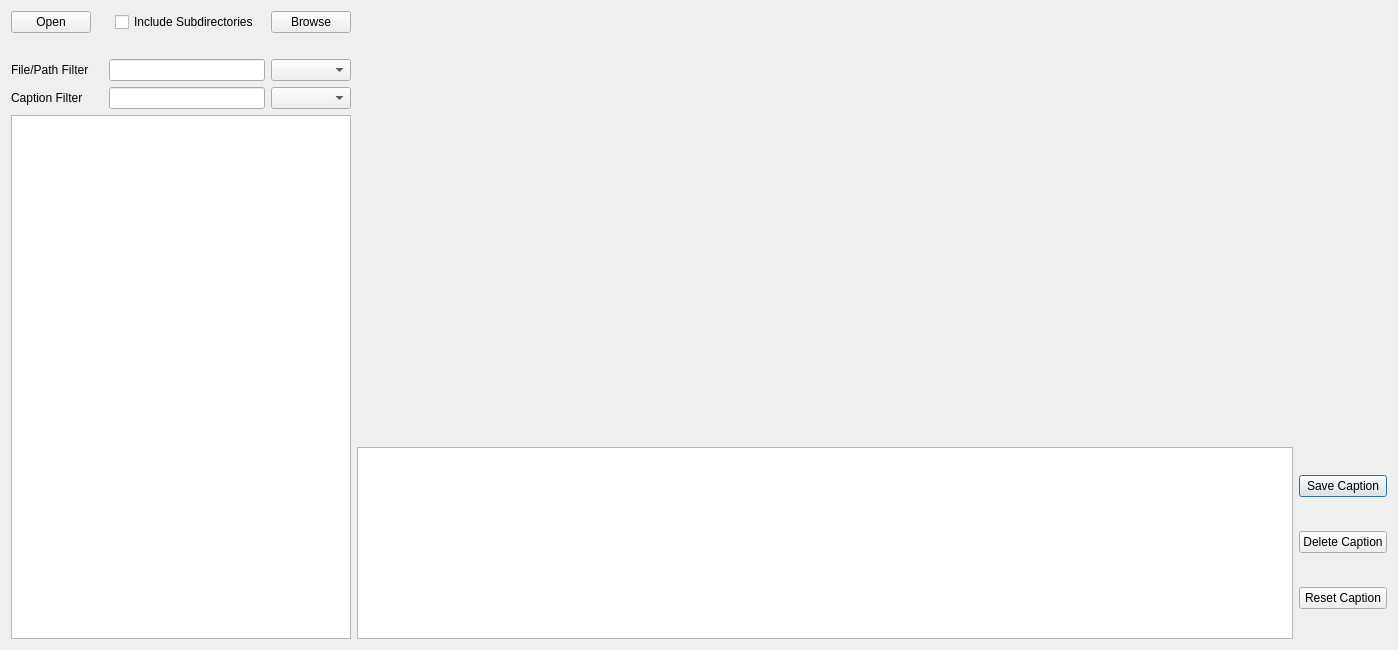
Before: the Qt Designer form modules/ui/views/windows/dataset.ui in HashakGik/OneTrainer, drawn with Qt 5.
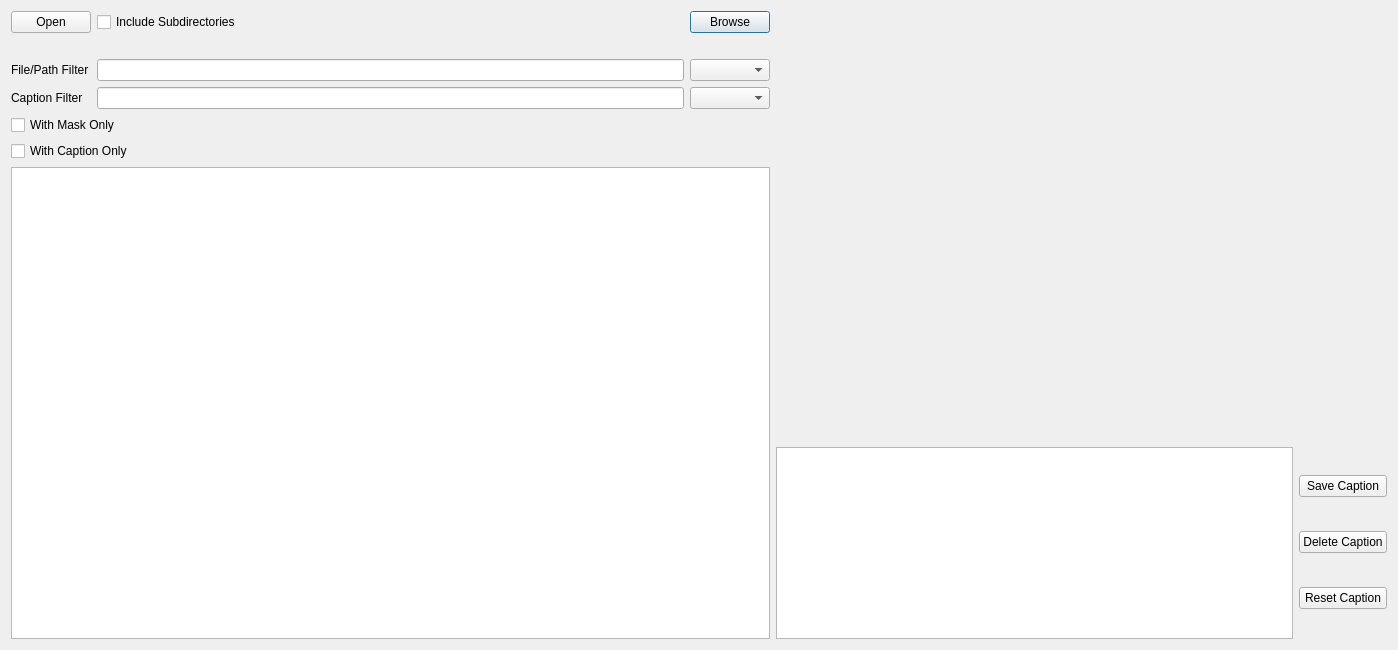
After: the same form once the commit is applied.

Commit message: Added checks for missing captions/masks in Dataset tools.

```diff
--- a/modules/ui/views/windows/dataset.ui
+++ b/modules/ui/views/windows/dataset.ui
@@ -29,34 +29,94 @@
    <bool>true</bool>
   </property>
   <layout class="QGridLayout" name="gridLayout">
-   <item row="8" column="0" rowspan="5" colspan="7">
-    <widget class="QTreeWidget" name="fileTreeWdg">
-     <property name="sizePolicy">
-      <sizepolicy hsizetype="MinimumExpanding" vsizetype="Expanding">
-       <horstretch>0</horstretch>
-       <verstretch>0</verstretch>
-      </sizepolicy>
-     </property>
-     <property name="editTriggers">
-      <set>QAbstractItemView::EditTrigger::CurrentChanged</set>
-     </property>
-     <attribute name="headerVisible">
-      <bool>false</bool>
-     </attribute>
-     <column>
-      <property name="text">
-       <string notr="true">1</string>
-      </property>
-     </column>
-    </widget>
-   </item>
-   <item row="6" column="6">
-    <widget class="QComboBox" name="fileFilterCmb"/>
-   </item>
-   <item row="6" column="3" colspan="3">
+   <item row="6" column="1">
     <widget class="QLineEdit" name="fileFilterLed"/>
    </item>
-   <item row="12" column="7" colspan="6">
+   <item row="7" column="0">
+    <widget class="QLabel" name="label_5">
+     <property name="text">
+      <string>Caption Filter</string>
+     </property>
+    </widget>
+   </item>
+   <item row="14" column="8">
+    <spacer name="horizontalSpacer_3">
+     <property name="orientation">
+      <enum>Qt::Orientation::Horizontal</enum>
+     </property>
+     <property name="sizeHint" stdset="0">
+      <size>
+       <width>40</width>
+       <height>20</height>
+      </size>
+     </property>
+    </spacer>
+   </item>
+   <item row="4" column="1">
+    <widget class="QCheckBox" name="includeSubdirCbx">
+     <property name="toolTip">
+      <string>Include subdirectories when loading images</string>
+     </property>
+     <property name="text">
+      <string>Include Subdirectories</string>
+     </property>
+    </widget>
+   </item>
+   <item row="4" column="2">
+    <widget class="QPushButton" name="browseBtn">
+     <property name="text">
+      <string>Browse</string>
+     </property>
+    </widget>
+   </item>
+   <item row="6" column="2">
+    <widget class="QComboBox" name="fileFilterCmb"/>
+   </item>
+   <item row="4" column="0">
+    <widget class="QPushButton" name="openBtn">
+     <property name="text">
+      <string>Open</string>
+     </property>
+    </widget>
+   </item>
+   <item row="7" column="1">
+    <widget class="QLineEdit" name="captionFilterLed"/>
+   </item>
+   <item row="6" column="0">
+    <widget class="QLabel" name="label_4">
+     <property name="text">
+      <string>File/Path Filter</string>
+     </property>
+    </widget>
+   </item>
+   <item row="4" column="7" rowspan="10" colspan="5">
+    <layout class="QVBoxLayout" name="canvasLay">
+     <item>
+      <spacer name="horizontalSpacer_2">
+       <property name="orientation">
+        <enum>Qt::Orientation::Horizontal</enum>
+       </property>
+       <property name="sizeHint" stdset="0">
+        <size>
+         <width>40</width>
+         <height>20</height>
+        </size>
+       </property>
+      </spacer>
+     </item>
+    </layout>
+   </item>
+   <item row="7" column="2">
+    <widget class="QComboBox" name="captionFilterCmb"/>
+   </item>
+   <item row="8" column="0" colspan="3">
+    <widget class="QCheckBox" name="maskFilterCbx">
+     <property name="text">
+      <string>With Mask Only</string>
+     </property>
+    </widget>
+   </item>
+   <item row="15" column="7" colspan="5">
     <layout class="QHBoxLayout" name="horizontalLayout">
      <item>
       <widget class="QPlainTextEdit" name="captionTed">
@@ -98,17 +158,28 @@
      </item>
     </layout>
    </item>
-   <item row="0" column="6">
-    <widget class="QPushButton" name="browseBtn">
-     <property name="text">
-      <string>Browse</string>
+   <item row="10" column="0" rowspan="6" colspan="3">
+    <widget class="QTreeWidget" name="fileTreeWdg">
+     <property name="sizePolicy">
+      <sizepolicy hsizetype="MinimumExpanding" vsizetype="Expanding">
+       <horstretch>0</horstretch>
+       <verstretch>0</verstretch>
+      </sizepolicy>
      </property>
+     <property name="editTriggers">
+      <set>QAbstractItemView::EditTrigger::CurrentChanged</set>
+     </property>
+     <attribute name="headerVisible">
+      <bool>false</bool>
+     </attribute>
+     <column>
+      <property name="text">
+       <string notr="true">1</string>
+      </property>
+     </column>
     </widget>
    </item>
-   <item row="7" column="6">
-    <widget class="QComboBox" name="captionFilterCmb"/>
-   </item>
-   <item row="5" column="0" colspan="6">
+   <item row="5" column="0" colspan="3">
     <widget class="QLabel" name="numFilesLbl">
      <property name="sizePolicy">
       <sizepolicy hsizetype="Preferred" vsizetype="Fixed">
@@ -121,70 +192,13 @@
      </property>
     </widget>
    </item>
-   <item row="5" column="7" rowspan="7" colspan="6">
-    <layout class="QVBoxLayout" name="canvasLay">
-     <item>
-      <spacer name="horizontalSpacer_2">
-       <property name="orientation">
-        <enum>Qt::Orientation::Horizontal</enum>
-       </property>
-       <property name="sizeHint" stdset="0">
-        <size>
-         <width>40</width>
-         <height>20</height>
-        </size>
-       </property>
-      </spacer>
-     </item>
-    </layout>
-   </item>
-   <item row="7" column="3" colspan="3">
-    <widget class="QLineEdit" name="captionFilterLed"/>
-   </item>
-   <item row="7" column="0">
-    <widget class="QLabel" name="label_5">
+   <item row="9" column="0" colspan="3">
+    <widget class="QCheckBox" name="captionFilterCbx">
      <property name="text">
-      <string>Caption Filter</string>
+      <string>With Caption Only</string>
      </property>
     </widget>
    </item>
-   <item row="6" column="0">
-    <widget class="QLabel" name="label_4">
-     <property name="text">
-      <string>File/Path Filter</string>
-     </property>
-    </widget>
-   </item>
-   <item row="0" column="4">
-    <widget class="QCheckBox" name="includeSubdirCbx">
-     <property name="toolTip">
-      <string>Include subdirectories when loading images</string>
-     </property>
-     <property name="text">
-      <string>Include Subdirectories</string>
-     </property>
-    </widget>
-   </item>
-   <item row="0" column="0">
-    <widget class="QPushButton" name="openBtn">
-     <property name="text">
-      <string>Open</string>
-     </property>
-    </widget>
-   </item>
-   <item row="0" column="10">
-    <spacer name="horizontalSpacer">
-     <property name="orientation">
-      <enum>Qt::Orientation::Horizontal</enum>
-     </property>
-     <property name="sizeHint" stdset="0">
-      <size>
-       <width>40</width>
-       <height>20</height>
-      </size>
-     </property>
-    </spacer>
-   </item>
   </layout>
  </widget>
  <tabstops>
```
Left out of the diff: 2 changed lines with no effect on the pictures. The commit also changes 3 other files.
